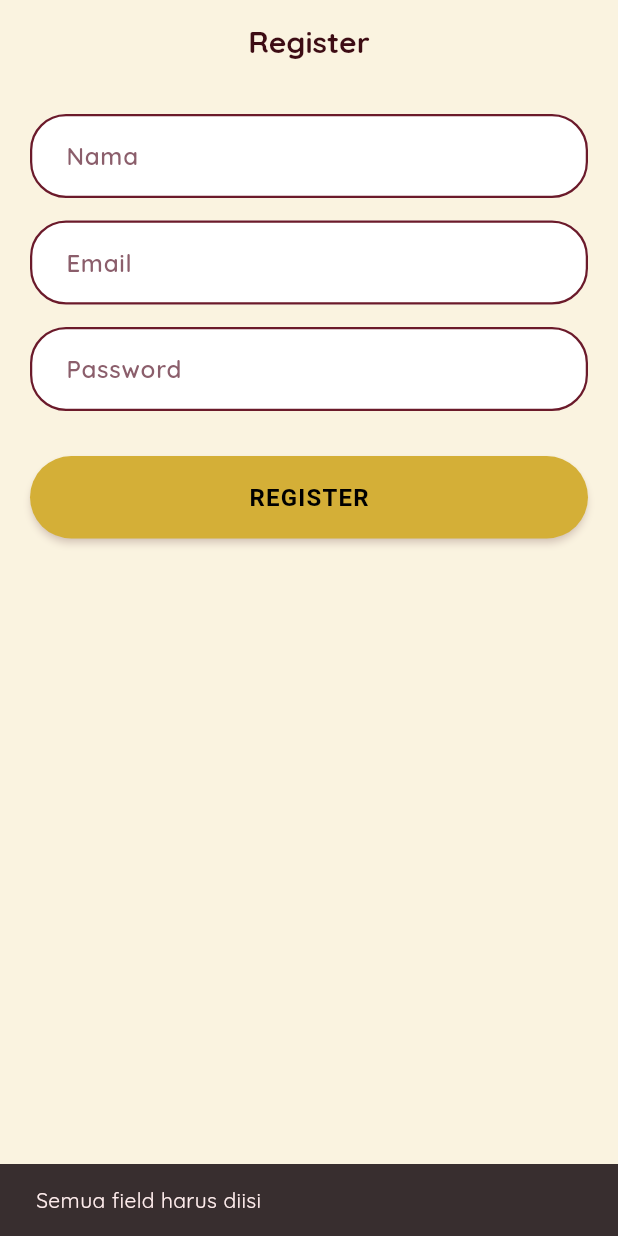
After one commit to risafahmawati148-commits/inventory_payung_geulis_flutter, a Flutter app: the RegisterPage screen opened directly, after a tap on "REGISTER", on a phone screen of 412 x 824 dp. The commit adds this screen. Run offline on Flutter 3.47's test engine with Material 3 defaults, Android fonts, the phone set to English and light mode, and no system bars; our stand-ins replace google_fonts; network calls fail.

Commit message:
Track API configuration and align base URL references

```diff
--- /dev/null
+++ b/lib/config/api.dart
@@ -0,0 +1,50 @@
+class Api {
+  // === CONFIGURASI IP LARAVEL ===
+  // 1. Jika running di Web (Chrome) / Windows: "http://localhost:8000"
+  // 2. Jika running di Android Emulator (AVD): "http://10.0.2.2:8000"
+  // 3. Jika running di HP Fisik (satu jaringan Wi-Fi): "http://192.168.100.102:8000"
+  //    (PENTING: Jika menggunakan HP Fisik, jalankan Laravel dengan: php artisan serve --host=0.0.0.0)
+
+  static const String baseUrl = "http://192.168.100.102:8000"; // Silakan sesuaikan dengan target running Anda
+
+  /*
+  |--------------------------------------------------------------------------
+  | AUTH
+  |--------------------------------------------------------------------------
+  */
+
+  static const String register = "$baseUrl/api/register";
+
+  static const String login = "$baseUrl/api/login";
+
+  /*
+  |--------------------------------------------------------------------------
+  | PRODUK
+  |--------------------------------------------------------------------------
+  */
+
+  static const String produk = "$baseUrl/api/produk-customer";
+
+  /*
+  |--------------------------------------------------------------------------
+  | PESANAN
+  |--------------------------------------------------------------------------
+  */
+
+  static const String checkout = "$baseUrl/api/checkout";
+
+  static const String pesanan = "$baseUrl/api/pesanan-customer";
+}
+
+String getFullImageUrl(String? path) {
+  if (path == null || path.isEmpty) {
+    return "";
+  }
+  if (path.startsWith("http://") || path.startsWith("https://")) {
+    return path;
+  }
+  if (path.startsWith("produk_customer/")) {
+    return "${Api.baseUrl}/storage/$path";
+  }
+  return "${Api.baseUrl}/$path";
+}
--- /dev/null
+++ b/lib/page/logout_page.dart
@@ -0,0 +1,164 @@
+import 'dart:convert';
+
+import 'package:flutter/material.dart';
+import 'package:http/http.dart' as http;
+
+import '../config/api.dart';
+import 'login_page.dart';
+
+class RegisterPage extends StatefulWidget {
+  const RegisterPage({super.key});
+
+  @override
+  State<RegisterPage> createState() => _RegisterPageState();
+}
+
+class _RegisterPageState extends State<RegisterPage> {
+  final TextEditingController namaController = TextEditingController();
+
+  final TextEditingController emailController = TextEditingController();
+
+  final TextEditingController passwordController = TextEditingController();
+
+  static const Color gold = Color(0xFFD4AF37);
+
+  bool isLoading = false;
+
+  Future<void> register() async {
+    if (namaController.text.isEmpty ||
+        emailController.text.isEmpty ||
+        passwordController.text.isEmpty) {
+      ScaffoldMessenger.of(context).showSnackBar(
+        const SnackBar(
+          content: Text(
+            'Semua field harus diisi',
+          ),
+        ),
+      );
+      return;
+    }
+
+    setState(() {
+      isLoading = true;
+    });
+
+    try {
+      final response = await http.post(
+        Uri.parse(
+          Api.register,
+        ),
+        headers: {
+          'Accept': 'application/json',
+          'Content-Type': 'application/json',
+        },
+        body: jsonEncode({
+          'name': namaController.text.trim(),
+          'email': emailController.text.trim(),
+          'password': passwordController.text.trim(),
+        }),
+      );
+
+      final data = jsonDecode(response.body);
+
+      if (response.statusCode == 200 || response.statusCode == 201) {
+        ScaffoldMessenger.of(context).showSnackBar(
+          SnackBar(
+            content: Text(
+              data['message'] ?? 'Register Berhasil',
+            ),
+          ),
+        );
+
+        Navigator.pushReplacement(
+          context,
+          MaterialPageRoute(
+            builder: (_) => const LoginPage(),
+          ),
+        );
+      } else {
+        ScaffoldMessenger.of(context).showSnackBar(
+          SnackBar(
+            content: Text(
+              data['message'] ?? 'Register Gagal',
+            ),
+          ),
+        );
+      }
+    } catch (e) {
+      ScaffoldMessenger.of(context).showSnackBar(
+        SnackBar(
+          content: Text(
+            'Error: $e',
+          ),
+        ),
+      );
+    }
+
+    setState(() {
+      isLoading = false;
+    });
+  }
+
+  @override
+  void dispose() {
+    namaController.dispose();
+    emailController.dispose();
+    passwordController.dispose();
+    super.dispose();
+  }
+
+  @override
+  Widget build(BuildContext context) {
+    return Scaffold(
+      appBar: AppBar(
+        title: const Text("Register"),
+      ),
+      body: Padding(
+        padding: const EdgeInsets.all(20),
+        child: Column(
+          children: [
+            TextField(
+              controller: namaController,
+              decoration: const InputDecoration(
+                labelText: "Nama",
+              ),
+            ),
+            const SizedBox(height: 15),
+            TextField(
+              controller: emailController,
+              decoration: const InputDecoration(
+                labelText: "Email",
+              ),
+            ),
+            const SizedBox(height: 15),
+            TextField(
+              controller: passwordController,
+              obscureText: true,
+              decoration: const InputDecoration(
+                labelText: "Password",
+              ),
+            ),
+            const SizedBox(height: 30),
+            SizedBox(
+              width: double.infinity,
+              child: ElevatedButton(
+                style: ElevatedButton.styleFrom(
+                  backgroundColor: gold,
+                ),
+                onPressed: isLoading ? null : register,
+                child: isLoading
+                    ? const CircularProgressIndicator()
+                    : const Text(
+                        "REGISTER",
+                        style: TextStyle(
+                          color: Colors.black,
+                        ),
+                      ),
+              ),
+            ),
+          ],
+        ),
+      ),
+    );
+  }
+}
--- a/lib/page/produk_page.dart
+++ b/lib/page/produk_page.dart
@@ -3,6 +3,7 @@ import 'dart:convert';
 import 'package:flutter/material.dart';
 import 'package:http/http.dart' as http;
 
+import '../config/api.dart';
 import 'detail_produk_page.dart';
 
 class ProdukPage extends StatefulWidget {
@@ -16,7 +17,7 @@ class _ProdukPageState extends State<ProdukPage> {
   List produk = [];
   bool loading = true;
 
-  final String baseUrl = "http://192.168.20.28:8000";
+  final String baseUrl = Api.baseUrl;
 
   static const Color primaryColor = Color(0xFF6B1A2A);
   static const Color textColor = Color(0xFF3D0C14);
```
